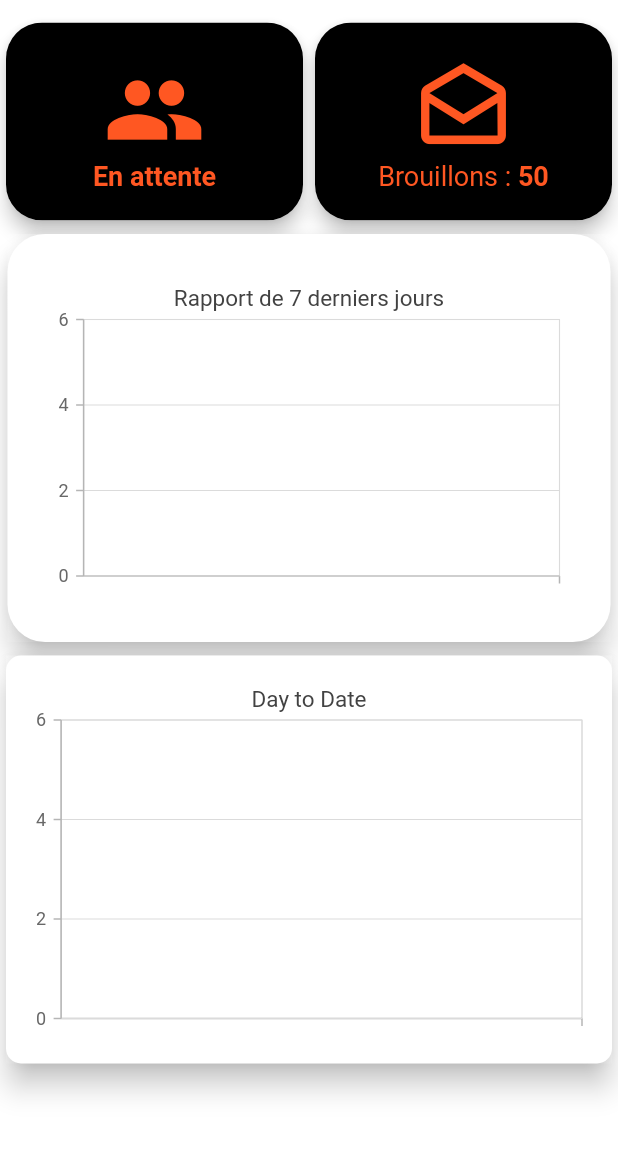
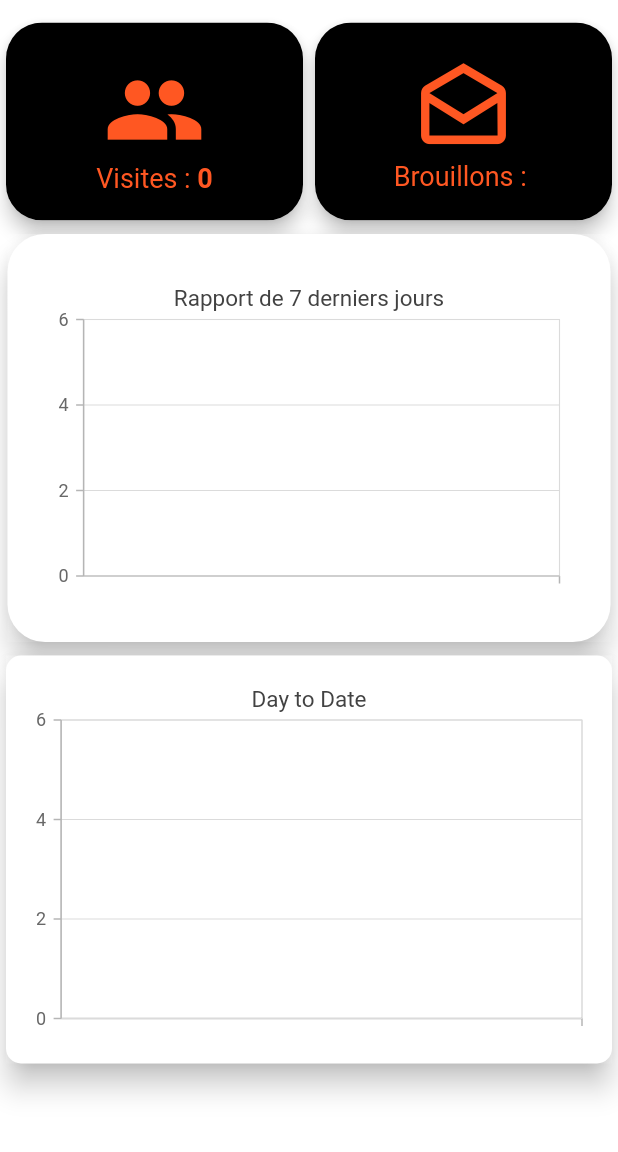
Before and after one commit to ChristPila/Prospect, a Flutter app: the HomePage screen opened directly, on a phone screen of 412 x 824 dp, the part 84-1236 px from its top. Run offline on Flutter 3.47's test engine with Material 2 defaults, Android fonts, the phone set to English and light mode, and no system bars; our stand-ins replace cached_network_image, geolocator, get_storage, photo_view, syncfusion_flutter_charts; accounts and stored records are empty; network calls fail.

Commit message:
nombre de visit de l'utilisateur connecté

```diff
--- a/lib/Views/HomePage.dart
+++ b/lib/Views/HomePage.dart
@@ -1,4 +1,5 @@
 import 'dart:convert';
+
 import 'package:flutter/material.dart';
 import 'package:flutter/cupertino.dart';
 import 'package:get_storage/get_storage.dart';
@@ -19,7 +20,7 @@ class HomePage extends StatefulWidget {
 }
 
 class _HomePageState extends State<HomePage> {
-  var nombreBrouillons = 0;
+  var nombreVisits = 0;
 
   @override
   void initState() {
@@ -34,25 +35,18 @@ class _HomePageState extends State<HomePage> {
     context.read<DayToDateController>().getReportData();
     context.read<GetAllProspectsController>().getReportData();
     await context.read<ProspectController>().recupererDonneesAPI();
-    getDataBrouillons();
-
+    getDataVisit();
   }
 
-  getDataBrouillons() {
+
+  getDataVisit() {
     GetStorage stockage = GetStorage(Utilitaires.STOCKAGE_VERSION);
-    var brouillons_brut = stockage.read("PROSPECT");
-    if (brouillons_brut != null) {
-      var brouillonsMap = json.decode(brouillons_brut) as Map;
-      List toList =
-      brouillonsMap.entries.map((e) {
-        return e.value ;
-      }).toList();
-      var brouillonsList = toList.where((e) => e['state'] == '4').toList();
-      nombreBrouillons = brouillonsList.length;
+    var visit_brut = stockage.read("getAllProspect");
+    if (visit_brut != null) {
+      nombreVisits = visit_brut as int;
     }
     setState(() {});
   }
-
 
   @override
   Widget build(BuildContext context) {
@@ -83,7 +77,7 @@ class _HomePageState extends State<HomePage> {
             children: [
               SizedBox(height: 11),
               Statistique(
-                  nbreBrouillons: nombreBrouillons,),
+                  nbrevisits: nombreVisits),
               SevenLastDays(),
               DayToDate(),
             ],
--- a/lib/Views/Layouts/Statistiques.dart
+++ b/lib/Views/Layouts/Statistiques.dart
@@ -1,9 +1,11 @@
 import 'package:flutter/cupertino.dart';
 import 'package:flutter/material.dart';
-import 'package:get_storage/get_storage.dart';
-
 
 class Statistique extends StatefulWidget {
+  final int nbrevisits;
+
+  Statistique(
+      {super.key, required this.nbrevisits});
 
   @override
   State<Statistique> createState() => _StatistiqueState();
@@ -25,10 +27,6 @@ class _StatistiqueState extends State<Statistique> {
   }
 
   cardVisite() {
-
-    GetStorage stockage = GetStorage();
-    var nombreVisite = stockage.read("getAllProspect");
-
     return Expanded(
       child: Card(
         shadowColor: Colors.black,
@@ -54,18 +52,17 @@ class _StatistiqueState extends State<Statistique> {
                   size: 68,
                   color: Colors.deepOrange,
                 ),
-                nombreVisite != null
-                    ? Expanded(
+                Expanded(
                   child: Row(
                     mainAxisAlignment: MainAxisAlignment.center,
                     children: [
                       Text(
                         "Visites : ",
-                              style: TextStyle(
-                                  fontSize: 18, color: Colors.deepOrange),
+                        style:
+                            TextStyle(fontSize: 18, color: Colors.deepOrange),
                       ),
                       Text(
-                              "${nombreVisite}",
+                        "${widget.nbrevisits}",
                         style: TextStyle(
                             fontSize: 18,
                             color: Colors.deepOrange,
@@ -74,14 +71,6 @@ class _StatistiqueState extends State<Statistique> {
                     ],
                   ),
                 )
-                    : Text(
-                        "En attente",
-                        style: TextStyle(
-                            fontSize: 18,
-                            color: Colors.deepOrange,
-                            fontWeight: FontWeight.bold
-                        ),
-                      ),
               ],
             ),
           ),
@@ -124,7 +113,7 @@ class _StatistiqueState extends State<Statistique> {
                       style: TextStyle(fontSize: 18, color: Colors.deepOrange),
                     ),
                     Text(
-                      "50",
+                      "",
                       style: TextStyle(
                           fontSize: 18,
                           color: Colors.deepOrange,
```
Lines whose indentation alone changed are shown as unchanged.
